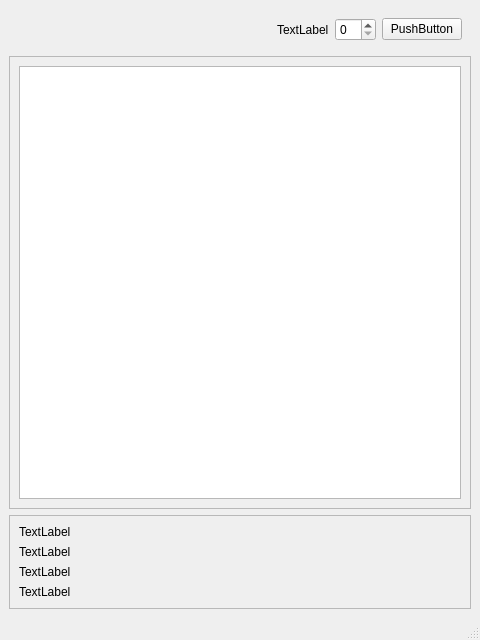
leliel12/jbc-utn, file 4to/simulacion/Ej50Simulacion/src/frame.ui: the form before one commit.
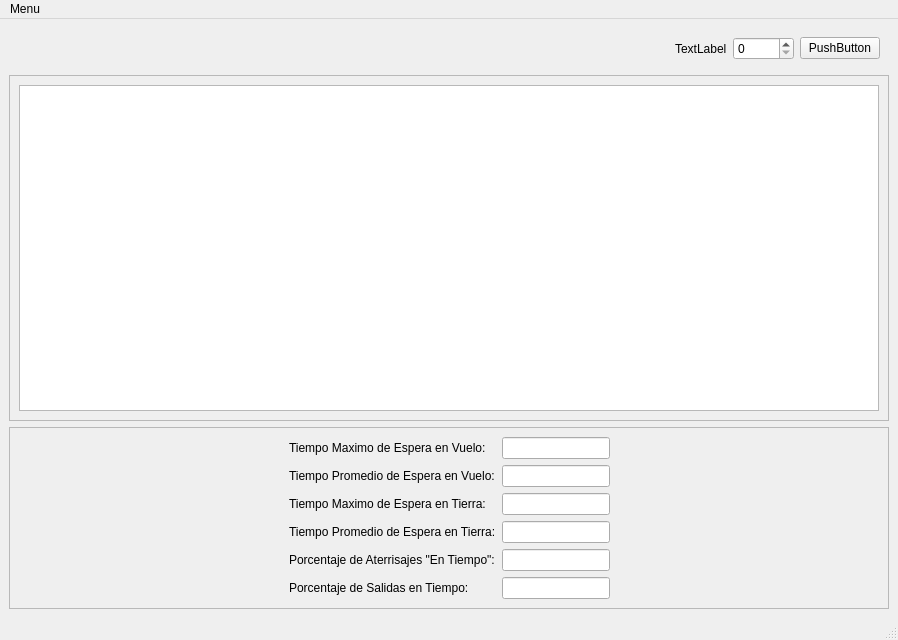
The form after the commit.

The edit to the form file:
```diff
--- a/4to/simulacion/Ej50Simulacion/src/frame.ui
+++ b/4to/simulacion/Ej50Simulacion/src/frame.ui
@@ -6,7 +6,7 @@
    <rect>
     <x>0</x>
     <y>0</y>
-    <width>480</width>
+    <width>898</width>
     <height>640</height>
    </rect>
   </property>
@@ -70,6 +70,9 @@
            <verstretch>0</verstretch>
           </sizepolicy>
          </property>
+         <property name="maximum">
+          <number>10000</number>
+         </property>
         </widget>
        </item>
        <item>
@@ -98,7 +101,7 @@
       </property>
       <layout class="QVBoxLayout" name="verticalLayout">
        <item>
-        <widget class="QTableWidget" name="tableWidget"/>
+        <widget class="QTableView" name="tableView"/>
        </item>
       </layout>
      </widget>
@@ -117,35 +120,298 @@
       <property name="frameShadow">
        <enum>QFrame::Raised</enum>
       </property>
-      <layout class="QVBoxLayout" name="verticalLayout_2">
-       <item>
+      <layout class="QGridLayout" name="gridLayout">
+       <item row="0" column="0">
+        <spacer name="horizontalSpacer_2">
+         <property name="orientation">
+          <enum>Qt::Horizontal</enum>
+         </property>
+         <property name="sizeHint" stdset="0">
+          <size>
+           <width>40</width>
+           <height>20</height>
+          </size>
+         </property>
+        </spacer>
+       </item>
+       <item row="0" column="1">
         <widget class="QLabel" name="label_2">
+         <property name="sizePolicy">
+          <sizepolicy hsizetype="Preferred" vsizetype="Preferred">
+           <horstretch>0</horstretch>
+           <verstretch>0</verstretch>
+          </sizepolicy>
+         </property>
          <property name="text">
-          <string>TextLabel</string>
+          <string>Tiempo Maximo de Espera en Vuelo:</string>
          </property>
         </widget>
        </item>
-       <item>
+       <item row="0" column="2">
+        <widget class="QLineEdit" name="le_max_vuelo">
+         <property name="enabled">
+          <bool>true</bool>
+         </property>
+         <property name="sizePolicy">
+          <sizepolicy hsizetype="Preferred" vsizetype="Fixed">
+           <horstretch>0</horstretch>
+           <verstretch>0</verstretch>
+          </sizepolicy>
+         </property>
+         <property name="readOnly">
+          <bool>true</bool>
+         </property>
+        </widget>
+       </item>
+       <item row="2" column="0">
+        <spacer name="horizontalSpacer_3">
+         <property name="orientation">
+          <enum>Qt::Horizontal</enum>
+         </property>
+         <property name="sizeHint" stdset="0">
+          <size>
+           <width>40</width>
+           <height>20</height>
+          </size>
+         </property>
+        </spacer>
+       </item>
+       <item row="2" column="1">
         <widget class="QLabel" name="label_5">
          <property name="text">
-          <string>TextLabel</string>
+          <string>Tiempo Promedio de Espera en Vuelo:</string>
          </property>
         </widget>
        </item>
-       <item>
+       <item row="2" column="2">
+        <widget class="QLineEdit" name="le_prom_vuelo">
+         <property name="sizePolicy">
+          <sizepolicy hsizetype="Preferred" vsizetype="Fixed">
+           <horstretch>0</horstretch>
+           <verstretch>0</verstretch>
+          </sizepolicy>
+         </property>
+         <property name="readOnly">
+          <bool>true</bool>
+         </property>
+        </widget>
+       </item>
+       <item row="3" column="0">
+        <spacer name="horizontalSpacer_4">
+         <property name="orientation">
+          <enum>Qt::Horizontal</enum>
+         </property>
+         <property name="sizeHint" stdset="0">
+          <size>
+           <width>40</width>
+           <height>20</height>
+          </size>
+         </property>
+        </spacer>
+       </item>
+       <item row="3" column="1">
         <widget class="QLabel" name="label_3">
          <property name="text">
-          <string>TextLabel</string>
+          <string>Tiempo Maximo de Espera en Tierra:</string>
          </property>
         </widget>
        </item>
-       <item>
+       <item row="3" column="2">
+        <widget class="QLineEdit" name="le_max_tierra">
+         <property name="sizePolicy">
+          <sizepolicy hsizetype="Preferred" vsizetype="Fixed">
+           <horstretch>0</horstretch>
+           <verstretch>0</verstretch>
+          </sizepolicy>
+         </property>
+         <property name="readOnly">
+          <bool>true</bool>
+         </property>
+        </widget>
+       </item>
+       <item row="4" column="0">
+        <spacer name="horizontalSpacer_5">
+         <property name="orientation">
+          <enum>Qt::Horizontal</enum>
+         </property>
+         <property name="sizeHint" stdset="0">
+          <size>
+           <width>40</width>
+           <height>20</height>
+          </size>
+         </property>
+        </spacer>
+       </item>
+       <item row="4" column="1">
         <widget class="QLabel" name="label_4">
          <property name="text">
-          <string>TextLabel</string>
+          <string>Tiempo Promedio de Espera en Tierra:</string>
          </property>
         </widget>
        </item>
+       <item row="4" column="2">
+        <widget class="QLineEdit" name="le_prom_tierra">
+         <property name="sizePolicy">
+          <sizepolicy hsizetype="Preferred" vsizetype="Fixed">
+           <horstretch>0</horstretch>
+           <verstretch>0</verstretch>
+          </sizepolicy>
+         </property>
+         <property name="readOnly">
+          <bool>true</bool>
+         </property>
+        </widget>
+       </item>
+       <item row="5" column="0">
+        <spacer name="horizontalSpacer_6">
+         <property name="orientation">
+          <enum>Qt::Horizontal</enum>
+         </property>
+         <property name="sizeHint" stdset="0">
+          <size>
+           <width>40</width>
+           <height>20</height>
+          </size>
+         </property>
+        </spacer>
+       </item>
+       <item row="5" column="1">
+        <widget class="QLabel" name="label_6">
+         <property name="text">
+          <string>Porcentaje de Aterrisajes &quot;En Tiempo&quot;:</string>
+         </property>
+         <property name="buddy">
+          <cstring>le_perc_atr</cstring>
+         </property>
+        </widget>
+       </item>
+       <item row="5" column="2">
+        <widget class="QLineEdit" name="le_perc_atr">
+         <property name="sizePolicy">
+          <sizepolicy hsizetype="Preferred" vsizetype="Fixed">
+           <horstretch>0</horstretch>
+           <verstretch>0</verstretch>
+          </sizepolicy>
+         </property>
+         <property name="readOnly">
+          <bool>true</bool>
+         </property>
+        </widget>
+       </item>
+       <item row="6" column="0">
+        <spacer name="horizontalSpacer_7">
+         <property name="orientation">
+          <enum>Qt::Horizontal</enum>
+         </property>
+         <property name="sizeHint" stdset="0">
+          <size>
+           <width>40</width>
+           <height>20</height>
+          </size>
+         </property>
+        </spacer>
+       </item>
+       <item row="6" column="1">
+        <widget class="QLabel" name="label_7">
+         <property name="text">
+          <string>Porcentaje de Salidas en Tiempo:</string>
+         </property>
+         <property name="buddy">
+          <cstring>le_perc_sal</cstring>
+         </property>
+        </widget>
+       </item>
+       <item row="6" column="2">
+        <widget class="QLineEdit" name="le_perc_sal">
+         <property name="sizePolicy">
+          <sizepolicy hsizetype="Preferred" vsizetype="Fixed">
+           <horstretch>0</horstretch>
+           <verstretch>0</verstretch>
+          </sizepolicy>
+         </property>
+         <property name="readOnly">
+          <bool>true</bool>
+         </property>
+        </widget>
+       </item>
+       <item row="0" column="3">
+        <spacer name="horizontalSpacer_8">
+         <property name="orientation">
+          <enum>Qt::Horizontal</enum>
+         </property>
+         <property name="sizeHint" stdset="0">
+          <size>
+           <width>40</width>
+           <height>20</height>
+          </size>
+         </property>
+        </spacer>
+       </item>
+       <item row="2" column="3">
+        <spacer name="horizontalSpacer_9">
+         <property name="orientation">
+          <enum>Qt::Horizontal</enum>
+         </property>
+         <property name="sizeHint" stdset="0">
+          <size>
+           <width>40</width>
+           <height>20</height>
+          </size>
+         </property>
+        </spacer>
+       </item>
+       <item row="3" column="3">
+        <spacer name="horizontalSpacer_10">
+         <property name="orientation">
+          <enum>Qt::Horizontal</enum>
+         </property>
+         <property name="sizeHint" stdset="0">
+          <size>
+           <width>40</width>
+           <height>20</height>
+          </size>
+         </property>
+        </spacer>
+       </item>
+       <item row="4" column="3">
+        <spacer name="horizontalSpacer_11">
+         <property name="orientation">
+          <enum>Qt::Horizontal</enum>
+         </property>
+         <property name="sizeHint" stdset="0">
+          <size>
+           <width>40</width>
+           <height>20</height>
+          </size>
+         </property>
+        </spacer>
+       </item>
+       <item row="5" column="3">
+        <spacer name="horizontalSpacer_12">
+         <property name="orientation">
+          <enum>Qt::Horizontal</enum>
+         </property>
+         <property name="sizeHint" stdset="0">
+          <size>
+           <width>40</width>
+           <height>20</height>
+          </size>
+         </property>
+        </spacer>
+       </item>
+       <item row="6" column="3">
+        <spacer name="horizontalSpacer_13">
+         <property name="orientation">
+          <enum>Qt::Horizontal</enum>
+         </property>
+         <property name="sizeHint" stdset="0">
+          <size>
+           <width>40</width>
+           <height>20</height>
+          </size>
+         </property>
+        </spacer>
+       </item>
       </layout>
      </widget>
     </item>
@@ -156,10 +422,17 @@
     <rect>
      <x>0</x>
      <y>0</y>
-     <width>480</width>
+     <width>898</width>
      <height>25</height>
     </rect>
    </property>
+   <widget class="QMenu" name="menuMenu">
+    <property name="title">
+     <string>Menu</string>
+    </property>
+    <addaction name="actionSalir"/>
+   </widget>
+   <addaction name="menuMenu"/>
   </widget>
   <widget class="QStatusBar" name="statusbar"/>
  </widget>
```
Left out of the diff: 36 changed lines with no effect on the pictures.
